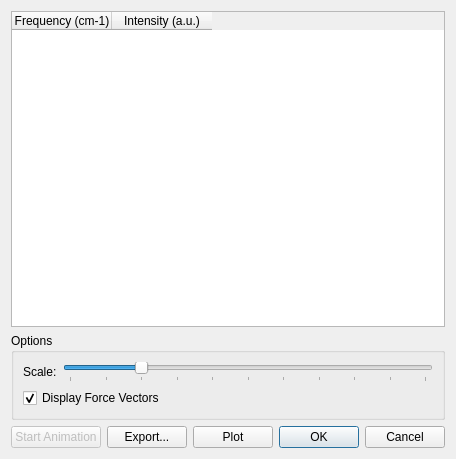
Qt form libavogadro/src/extensions/vibrationdialog.ui (cryos/avogadro) before a commit.
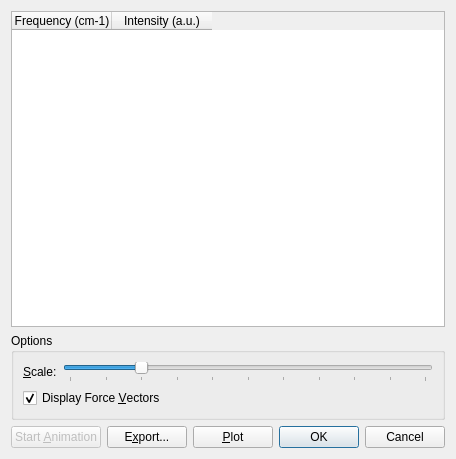
The same form after that commit.

```diff
--- a/libavogadro/src/extensions/vibrationdialog.ui
+++ b/libavogadro/src/extensions/vibrationdialog.ui
@@ -62,7 +62,10 @@
         <item>
          <widget class="QLabel" name="label" >
           <property name="text" >
-           <string>Scale:</string>
+           <string>&amp;Scale:</string>
+          </property>
+          <property name="buddy" >
+           <cstring>scaleSlider</cstring>
           </property>
          </widget>
         </item>
@@ -90,7 +93,7 @@
       <item>
        <widget class="QCheckBox" name="displayForcesCheckBox" >
         <property name="text" >
-         <string>Display Force Vectors</string>
+         <string>Display Force &amp;Vectors</string>
         </property>
         <property name="checked" >
          <bool>true</bool>
@@ -108,21 +111,21 @@
         <bool>false</bool>
        </property>
        <property name="text" >
-        <string>Start Animation</string>
+        <string>Start &amp;Animation</string>
        </property>
       </widget>
      </item>
      <item>
       <widget class="QPushButton" name="exportButton" >
        <property name="text" >
-        <string>Export...</string>
+        <string>E&amp;xport...</string>
        </property>
       </widget>
      </item>
      <item>
       <widget class="QPushButton" name="plotButton" >
        <property name="text" >
-        <string>Plot</string>
+        <string>&amp;Plot</string>
        </property>
       </widget>
      </item>
```
